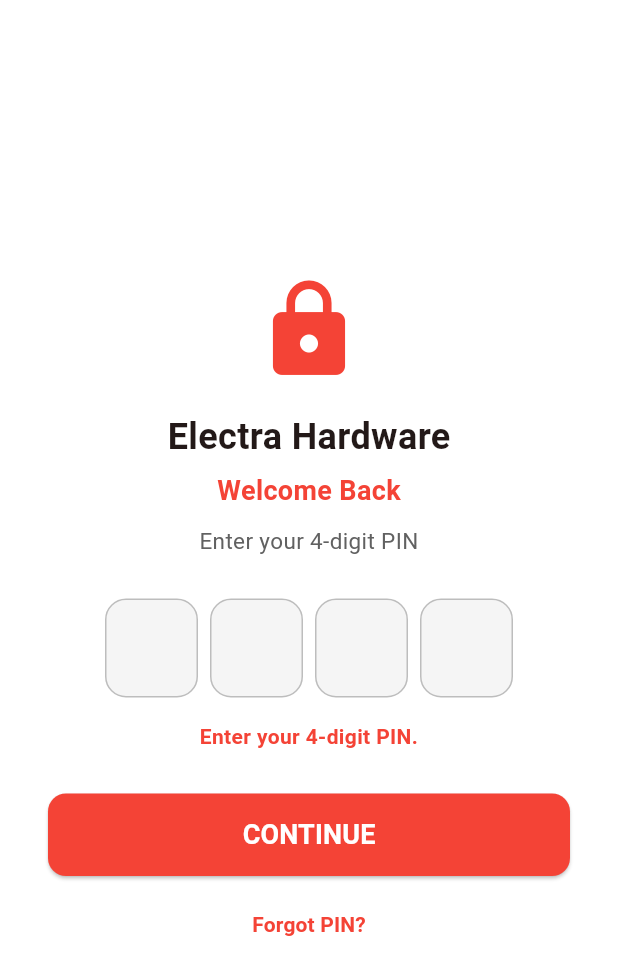
After one commit to dnenterprise05-hue/electra-hardware-dealer-app, a Flutter app: the PinScreen screen opened directly, after a tap on "CONTINUE", on a phone screen of 412 x 824 dp. The commit adds this screen. Shown: the top 975 px of the screen. Run offline on Flutter 3.47's test engine with Material 3 defaults, Android fonts, the phone set to English and light mode, and no system bars; drawn by our look-alikes of pinput; our stand-ins replace cloud_firestore, firebase_auth, firebase_core, flutter_secure_storage; accounts and stored records are empty.

Commit message:
Implement secure dealer PIN login flow

```diff
--- /dev/null
+++ b/lib/pin_screen.dart
@@ -0,0 +1,540 @@
+import 'package:flutter/material.dart';
+import 'package:firebase_auth/firebase_auth.dart';
+import 'package:pinput/pinput.dart';
+import 'dashboard_screen.dart';
+import 'login_screen.dart';
+import 'services/dealer_service.dart';
+import 'services/favourite_service.dart';
+import 'services/pin_service.dart';
+
+/// Which job this screen performs.
+enum PinMode {
+  /// After the first Dealer Code + Password login: set the device PIN.
+  create,
+
+  /// On subsequent app opens: unlock with the device PIN.
+  unlock,
+}
+
+/// Outcome of restoring the dealer session during PIN unlock.
+enum _SessionRestoreOutcome {
+  /// Session valid: dealer found and isActive == true, and the dealer
+  /// matches the stored PIN owner.
+  ok,
+
+  /// The Firebase session belongs to a different dealer than the one
+  /// the stored PIN was created for. Never open the Dashboard.
+  ownerMismatch,
+
+  /// Session missing/invalid, dealer not found/inactive, or a transient
+  /// failure (e.g. network). Route to password login.
+  failed,
+}
+
+/// 4-digit device-PIN screen.
+///
+/// [PinMode.create] runs once after a successful Dealer Code + Password
+/// login and saves the PIN to Keystore-backed secure storage, then
+/// enters the Dashboard.
+///
+/// [PinMode.unlock] gates app entry behind the saved PIN. A correct PIN
+/// does NOT by itself grant access: the persisted Firebase Auth session
+/// is re-verified (dealer-document lookup + `isActive == true`) and only
+/// then is the Dashboard entered. A missing/invalid session or an
+/// inactive dealer falls back to Dealer Code + Password login.
+///
+/// The PIN value is never logged, never printed and never appears in
+/// error messages.
+class PinScreen extends StatefulWidget {
+  final PinMode mode;
+
+  /// Canonical dealer code ("EH 0001") - the PIN owner in create mode,
+  /// display-only in unlock mode (loaded from secure storage when empty).
+  final String dealerCode;
+
+  const PinScreen({
+    super.key,
+    required this.mode,
+    this.dealerCode = '',
+  });
+
+  @override
+  State<PinScreen> createState() => _PinScreenState();
+}
+
+class _PinScreenState extends State<PinScreen> {
+  // Unlock mode: single entry field.
+  final _pinController = TextEditingController();
+
+  // Create mode: enter + confirm fields.
+  final _newPinController = TextEditingController();
+  final _confirmPinController = TextEditingController();
+
+  bool _busy = false;
+  String? _error;
+  int _failedAttempts = 0;
+  bool _lockedOut = false;
+  String _ownerCode = '';
+
+  static const int _maxAttempts = 5;
+
+  bool get _isCreate => widget.mode == PinMode.create;
+
+  @override
+  void initState() {
+    super.initState();
+    _ownerCode = widget.dealerCode;
+    if (!_isCreate && _ownerCode.isEmpty) {
+      PinService.pinOwnerCode().then((code) {
+        if (!mounted) return;
+        setState(() {
+          _ownerCode = code ?? '';
+        });
+      });
+    }
+  }
+
+  @override
+  void dispose() {
+    _pinController.dispose();
+    _newPinController.dispose();
+    _confirmPinController.dispose();
+    super.dispose();
+  }
+
+  void _setError(String? message) {
+    if (!mounted) return;
+    setState(() {
+      _error = message;
+    });
+  }
+
+  // ------------------------- UNLOCK -------------------------
+
+  Future<void> _submitUnlock() async {
+    if (_busy) return;
+
+    final pin = _pinController.text.trim();
+    if (!PinService.isValidPinFormat(pin)) {
+      _setError('Enter your 4-digit PIN.');
+      return;
+    }
+
+    setState(() {
+      _busy = true;
+      _error = null;
+    });
+
+    final matches = await PinService.verifyPin(pin);
+    if (!mounted) return;
+
+    if (!matches) {
+      _failedAttempts++;
+      _pinController.clear();
+      setState(() {
+        _busy = false;
+        if (_failedAttempts >= _maxAttempts) {
+          _lockedOut = true;
+          _error = 'Too many incorrect attempts.';
+        } else {
+          // Generic message - never hints at the real PIN.
+          _error = 'Incorrect PIN. Please try again.';
+        }
+      });
+      return;
+    }
+
+    // PIN correct: re-verify the Firebase session + dealer before
+    // entering the Dashboard. The PIN alone never authorizes access.
+    final outcome = await _restoreSession();
+    if (!mounted) return;
+    setState(() {
+      _busy = false;
+    });
+
+    switch (outcome) {
+      case _SessionRestoreOutcome.ok:
+        Navigator.pushReplacement(
+          context,
+          MaterialPageRoute(
+            builder: (_) => const DashboardScreen(),
+          ),
+        );
+      case _SessionRestoreOutcome.ownerMismatch:
+        // The PIN belongs to another dealer account: the PIN and the
+        // session have already been cleared inside _restoreSession.
+        // Force Dealer Code + Password login with a safe message.
+        ScaffoldMessenger.of(context).showSnackBar(
+          const SnackBar(
+            content: Text(
+              'This PIN belongs to another dealer account. Please login again.',
+            ),
+          ),
+        );
+        Navigator.pushReplacement(
+          context,
+          MaterialPageRoute(
+            builder: (_) => const LoginScreen(),
+          ),
+        );
+      case _SessionRestoreOutcome.failed:
+        // Session missing/invalid or dealer not verifiable (incl.
+        // inactive): force Dealer Code + Password login.
+        ScaffoldMessenger.of(context).showSnackBar(
+          const SnackBar(
+            content: Text(
+              'Session expired. Please login with Dealer Code and Password.',
+            ),
+          ),
+        );
+        Navigator.pushReplacement(
+          context,
+          MaterialPageRoute(
+            builder: (_) => const LoginScreen(),
+          ),
+        );
+    }
+  }
+
+  /// Restores the dealer session from the persisted Firebase Auth user.
+  /// Re-resolves the dealer document by code and enforces
+  /// `isActive == true`.
+  ///
+  /// Also enforces the PIN-owner binding: the securely stored PIN-owner
+  /// dealer code must match the dealer resolved from the Firebase
+  /// session. On mismatch the PIN, the Firebase session and the
+  /// in-memory dealer session are all cleared and
+  /// [_SessionRestoreOutcome.ownerMismatch] is returned, so the
+  /// Dashboard is never opened for the wrong dealer.
+  ///
+  /// A network failure returns [_SessionRestoreOutcome.failed] WITHOUT
+  /// signing out so a transient blip never destroys the session or the
+  /// device PIN.
+  Future<_SessionRestoreOutcome> _restoreSession() async {
+    final user = FirebaseAuth.instance.currentUser;
+    if (user == null) return _SessionRestoreOutcome.failed;
+
+    final code = DealerService.dealerCodeFromLoginEmail(user.email);
+    if (code.isEmpty) {
+      await FirebaseAuth.instance.signOut();
+      DealerService.clearSession();
+      return _SessionRestoreOutcome.failed;
+    }
+
+    // PIN-owner binding: the PIN may only unlock the session of the
+    // dealer it was created for. A missing/unreadable owner code is
+    // treated as a mismatch — the safe fallback is password login.
+    final ownerCode = await PinService.pinOwnerCode();
+    if (ownerCode == null || ownerCode.isEmpty || ownerCode != code) {
+      await FirebaseAuth.instance.signOut();
+      DealerService.clearSession();
+      await PinService.clearPin();
+      return _SessionRestoreOutcome.ownerMismatch;
+    }
+
+    try {
+      final dealerDoc = await DealerService.findDealerByCode(code);
+      final dealerData = dealerDoc?.data();
+      if (dealerDoc == null ||
+          dealerData == null ||
+          dealerData['isActive'] != true) {
+        await FirebaseAuth.instance.signOut();
+        DealerService.clearSession();
+        return _SessionRestoreOutcome.failed;
+      }
+      DealerService.setSession(dealerDoc.id, dealerData);
+      await FavouriteService.instance.loadFavourites();
+      return _SessionRestoreOutcome.ok;
+    } catch (_) {
+      return _SessionRestoreOutcome.failed;
+    }
+  }
+
+  Future<void> _forgotPin() async {
+    // No OTP anywhere: delete the device PIN and return to
+    // Dealer Code + Password. A new PIN is created after that login.
+    await PinService.clearPin();
+    if (!mounted) return;
+    Navigator.pushReplacement(
+      context,
+      MaterialPageRoute(
+        builder: (_) => const LoginScreen(),
+      ),
+    );
+  }
+
+  void _goToPasswordLogin() {
+    Navigator.pushReplacement(
+      context,
+      MaterialPageRoute(
+        builder: (_) => const LoginScreen(),
+      ),
+    );
+  }
+
+  // ------------------------- CREATE -------------------------
+
+  Future<void> _submitCreate() async {
+    if (_busy) return;
+
+    final pin = _newPinController.text.trim();
+    final confirm = _confirmPinController.text.trim();
+
+    if (!PinService.isValidPinFormat(pin)) {
+      _setError('PIN must be exactly 4 digits.');
+      return;
+    }
+    if (pin != confirm) {
+      _newPinController.clear();
+      _confirmPinController.clear();
+      _setError("PINs do not match. Please try again.");
+      return;
+    }
+
+    setState(() {
+      _busy = true;
+      _error = null;
+    });
+
+    try {
+      await PinService.savePin(pin, widget.dealerCode);
+    } catch (_) {
+      // Secure storage unavailable: continue to the Dashboard on the
+      // valid password session; next launch falls back to password
+      // login since no PIN was saved.
+      if (!mounted) return;
+      Navigator.pushReplacement(
+        context,
+        MaterialPageRoute(
+          builder: (_) => const DashboardScreen(),
+        ),
+      );
+      ScaffoldMessenger.of(context).showSnackBar(
+        const SnackBar(
+          content: Text('Could not save PIN securely on this device.'),
+        ),
+      );
+      return;
+    }
+
+    if (!mounted) return;
+    Navigator.pushReplacement(
+      context,
+      MaterialPageRoute(
+        builder: (_) => const DashboardScreen(),
+      ),
+    );
+  }
+
+  // ------------------------- UI -------------------------
+
+  @override
+  Widget build(BuildContext context) {
+    final defaultPinTheme = PinTheme(
+      width: 62,
+      height: 66,
+      textStyle: const TextStyle(
+        fontSize: 26,
+        fontWeight: FontWeight.bold,
+        color: Colors.black87,
+      ),
+      decoration: BoxDecoration(
+        color: Colors.grey.shade100,
+        border: Border.all(color: Colors.grey.shade400),
+        borderRadius: BorderRadius.circular(14),
+      ),
+    );
+
+    final focusedPinTheme = defaultPinTheme.copyWith(
+      decoration: defaultPinTheme.decoration!.copyWith(
+        border: Border.all(color: Colors.red, width: 2),
+      ),
+    );
+
+    final submittedPinTheme = defaultPinTheme.copyWith(
+      decoration: defaultPinTheme.decoration!.copyWith(
+        border: Border.all(color: Colors.red.shade300),
+      ),
+    );
+
+    return Scaffold(
+      backgroundColor: Colors.white,
+      body: SafeArea(
+        child: Center(
+          child: SingleChildScrollView(
+            padding: const EdgeInsets.symmetric(horizontal: 32),
+            child: Column(
+              mainAxisAlignment: MainAxisAlignment.center,
+              children: [
+                const Icon(
+                  Icons.lock,
+                  size: 72,
+                  color: Colors.red,
+                ),
+                const SizedBox(height: 18),
+                const Text(
+                  'Electra Hardware',
+                  style: TextStyle(
+                    fontSize: 24,
+                    fontWeight: FontWeight.bold,
+                  ),
+                ),
+                const SizedBox(height: 6),
+                Text(
+                  _isCreate ? 'Create 4-Digit PIN' : 'Welcome Back',
+                  style: const TextStyle(
+                    fontSize: 18,
+                    color: Colors.red,
+                    fontWeight: FontWeight.w600,
+                  ),
+                ),
+                if (!_isCreate && _ownerCode.isNotEmpty) ...[
+                  const SizedBox(height: 4),
+                  Text(
+                    _ownerCode,
+                    style: TextStyle(
+                      fontSize: 14,
+                      color: Colors.grey.shade600,
+                      fontWeight: FontWeight.w500,
+                    ),
+                  ),
+                ],
+                const SizedBox(height: 10),
+                Text(
+                  _isCreate
+                      ? 'Set a 4-digit PIN for quick login on this device.'
+                      : 'Enter your 4-digit PIN',
+                  textAlign: TextAlign.center,
+                  style: TextStyle(
+                    fontSize: 15,
+                    color: Colors.grey.shade700,
+                  ),
+                ),
+                const SizedBox(height: 28),
+
+                if (_isCreate) ...[
+                  const Align(
+                    alignment: Alignment.centerLeft,
+                    child: Text(
+                      'Enter PIN',
+                      style: TextStyle(fontWeight: FontWeight.w600),
+                    ),
+                  ),
+                  const SizedBox(height: 8),
+                  Pinput(
+                    length: 4,
+                    controller: _newPinController,
+                    keyboardType: TextInputType.number,
+                    obscureText: true,
+                    defaultPinTheme: defaultPinTheme,
+                    focusedPinTheme: focusedPinTheme,
+                    submittedPinTheme: submittedPinTheme,
+                  ),
+                  const SizedBox(height: 20),
+                  const Align(
+                    alignment: Alignment.centerLeft,
+                    child: Text(
+                      'Confirm PIN',
+                      style: TextStyle(fontWeight: FontWeight.w600),
+                    ),
+                  ),
+                  const SizedBox(height: 8),
+                  Pinput(
+                    length: 4,
+                    controller: _confirmPinController,
+                    keyboardType: TextInputType.number,
+                    obscureText: true,
+                    defaultPinTheme: defaultPinTheme,
+                    focusedPinTheme: focusedPinTheme,
+                    submittedPinTheme: submittedPinTheme,
+                    onSubmitted: (_) => _submitCreate(),
+                  ),
+                ] else ...[
+                  Pinput(
+                    length: 4,
+                    controller: _pinController,
+                    keyboardType: TextInputType.number,
+                    obscureText: true,
+                    defaultPinTheme: defaultPinTheme,
+                    focusedPinTheme: focusedPinTheme,
+                    submittedPinTheme: submittedPinTheme,
+                    onCompleted: (_) => _submitUnlock(),
+                  ),
+                ],
+
+                if (_error != null) ...[
+                  const SizedBox(height: 16),
+                  Text(
+                    _error!,
+                    textAlign: TextAlign.center,
+                    style: const TextStyle(
+                      color: Colors.red,
+                      fontWeight: FontWeight.w600,
+                    ),
+                  ),
+                ],
+
+                const SizedBox(height: 28),
+
+                SizedBox(
+                  width: double.infinity,
+                  height: 55,
+                  child: ElevatedButton(
+                    onPressed: _busy
+                        ? null
+                        : (_isCreate ? _submitCreate : _submitUnlock),
+                    style: ElevatedButton.styleFrom(
+                      backgroundColor: Colors.red,
+                      foregroundColor: Colors.white,
+                      shape: RoundedRectangleBorder(
+                        borderRadius: BorderRadius.circular(12),
+                      ),
+                    ),
+                    child: _busy
+                        ? const CircularProgressIndicator(
+                            color: Colors.white,
+                          )
+                        : Text(
+                            _isCreate ? 'SAVE PIN' : 'CONTINUE',
+                            style: const TextStyle(
+                              fontSize: 18,
+                              fontWeight: FontWeight.bold,
+                            ),
+                          ),
+                  ),
+                ),
+
+                if (!_isCreate) ...[
+                  const SizedBox(height: 8),
+                  TextButton(
+                    onPressed: _busy ? null : _forgotPin,
+                    child: const Text(
+                      'Forgot PIN?',
+                      style: TextStyle(
+                        color: Colors.red,
+                        fontWeight: FontWeight.w600,
+                      ),
+                    ),
+                  ),
+                  if (_lockedOut) ...[
+                    const SizedBox(height: 4),
+                    OutlinedButton(
+                      onPressed: _goToPasswordLogin,
+                      style: OutlinedButton.styleFrom(
+                        foregroundColor: Colors.red,
+                        side: const BorderSide(color: Colors.red),
+                      ),
+                      child: const Text(
+                        'Login with Dealer Code + Password',
+                      ),
+                    ),
+                  ],
+                ],
+              ],
+            ),
+          ),
+        ),
+      ),
+    );
+  }
+}
--- /dev/null
+++ b/lib/services/pin_service.dart
@@ -0,0 +1,86 @@
+import 'package:flutter_secure_storage/flutter_secure_storage.dart';
+
+/// Device-local 4-digit PIN convenience login for the Dealer APK.
+///
+/// The PIN is stored ONLY in Android Keystore-backed secure storage
+/// (flutter_secure_storage -> EncryptedSharedPreferences). It is never
+/// written to Firestore, SharedPreferences, plain-text files or logs,
+/// never printed, and never sent anywhere - it is strictly device-local.
+///
+/// The PIN is only a convenience unlock gate. It is NOT a replacement
+/// for the Firebase password: after a correct PIN the existing persisted
+/// Firebase Auth session is re-verified (dealer-document lookup +
+/// `isActive == true`) before the Dashboard is entered. If that session
+/// is missing or invalid, the dealer is sent back to Dealer Code +
+/// Password login.
+///
+/// The PIN is deleted on logout and on "Forgot PIN?".
+class PinService {
+  PinService._();
+
+  static const _storage = FlutterSecureStorage();
+
+  /// The 4-digit PIN itself.
+  static const _pinKey = 'dealer_pin';
+
+  /// Canonical dealer code ("EH 0001") the PIN was created for.
+  /// Display-only; session restore always re-derives identity from the
+  /// Firebase Auth session, never from this value.
+  static const _pinOwnerKey = 'dealer_pin_owner';
+
+  /// True when a usable 4-digit PIN exists on this device.
+  /// Storage errors (unavailable Keystore, etc.) are treated as "no PIN"
+  /// so the app safely falls back to Dealer Code + Password login.
+  static Future<bool> hasPin() async {
+    try {
+      final pin = await _storage.read(key: _pinKey);
+      return pin != null && isValidPinFormat(pin);
+    } catch (_) {
+      return false;
+    }
+  }
+
+  /// Saves (or replaces) the device PIN for [dealerCode].
+  /// Throws when secure storage is unavailable; callers fall back to
+  /// password login in that case.
+  static Future<void> savePin(String pin, String dealerCode) async {
+    await _storage.write(key: _pinKey, value: pin);
+    await _storage.write(key: _pinOwnerKey, value: dealerCode);
+  }
+
+  /// Compares [pin] against the stored PIN without ever exposing the
+  /// stored value. Returns false on any storage error.
+  static Future<bool> verifyPin(String pin) async {
+    try {
+      final stored = await _storage.read(key: _pinKey);
+      return stored != null && stored == pin;
+    } catch (_) {
+      return false;
+    }
+  }
+
+  /// Canonical dealer code the current PIN belongs to (display only).
+  static Future<String?> pinOwnerCode() async {
+    try {
+      return await _storage.read(key: _pinOwnerKey);
+    } catch (_) {
+      return null;
+    }
+  }
+
+  /// Deletes the device PIN. Called on logout and on "Forgot PIN?".
+  /// Never throws.
+  static Future<void> clearPin() async {
+    try {
+      await _storage.delete(key: _pinKey);
+      await _storage.delete(key: _pinOwnerKey);
+    } catch (_) {
+      // Best effort: a leftover PIN must never block password login,
+      // and hasPin() treats unreadable storage as "no PIN".
+    }
+  }
+
+  /// Exactly 4 numeric digits.
+  static bool isValidPinFormat(String pin) =>
+      RegExp(r'^\d{4}$').hasMatch(pin);
+}
--- a/pubspec.yaml
+++ b/pubspec.yaml
@@ -18,8 +18,8 @@ dependencies:
   cloud_firestore: ^6.0.0
   intl: ^0.20.2
   url_launcher: ^6.3.1
-
   pinput: ^5.0.0
+  flutter_secure_storage: ^9.2.4
 
 dev_dependencies:
   flutter_test:
```
Also changed, not shown: lib/main.dart (+27 -6 lines), lib/profile_screen.dart (+16 -2 lines), lib/services/dealer_service.dart (+63 -4 lines), pubspec.lock, 5 other files.
